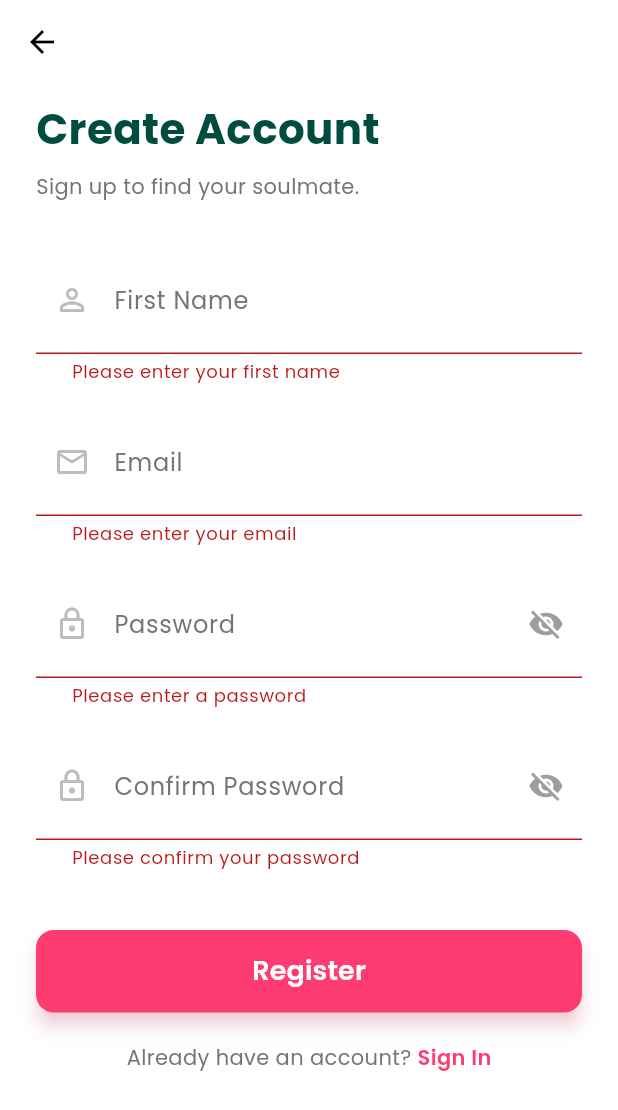
After one commit to badalaryal11/Soulmate, a Flutter app: the RegisterScreen screen opened directly, after a tap on "Register", on a phone screen of 412 x 824 dp. The commit adds this screen. Shown: the top 1110 px of the screen. Run offline on Flutter 3.47's test engine with Material 3 defaults, Android fonts, the phone set to English and light mode, and no system bars; our stand-ins replace cached_network_image, cloud_firestore, firebase_auth, firebase_core, flutter_card_swiper, font_awesome_flutter and 2 more; accounts and stored records are empty; network calls fail.

Commit message:
feat: integrate Firebase for authentication and Firestore, add user registration and interest selection screens, and update app icons.

```diff
--- /dev/null
+++ b/lib/data/constants/interests.dart
@@ -0,0 +1,22 @@
+class AppInterests {
+  static const List<String> list = [
+    'Photography',
+    'Cooking',
+    'Travel',
+    'Music',
+    'Movies',
+    'Reading',
+    'Gaming',
+    'Fitness',
+    'Art',
+    'Hiking',
+    'Dancing',
+    'Technology',
+    'Foodie',
+    'Yoga',
+    'Pets',
+    'Fashion',
+    'Sports',
+    'Nature',
+  ];
+}
--- a/lib/data/services/auth_service.dart
+++ b/lib/data/services/auth_service.dart
@@ -43,6 +43,22 @@ class AuthService {
     }
   }
 
+  // Register with Email and Password
+  Future<UserCredential?> registerWithEmailAndPassword(
+    String email,
+    String password,
+  ) async {
+    try {
+      return await _auth.createUserWithEmailAndPassword(
+        email: email,
+        password: password,
+      );
+    } catch (e) {
+      debugPrint("Error registering with email and password: $e");
+      rethrow;
+    }
+  }
+
   // Sign out
   Future<void> signOut() async {
     await _googleSignIn.signOut();
--- a/lib/presentation/providers/user_provider.dart
+++ b/lib/presentation/providers/user_provider.dart
@@ -1,6 +1,8 @@
 import 'package:flutter/material.dart';
 import '../../data/models/user_model.dart';
 import '../../data/repositories/user_repository.dart';
+import '../../data/services/auth_service.dart';
+import '../../data/services/database_service.dart';
 
 enum UserStatus { initial, loading, loaded, error }
 
@@ -18,7 +20,28 @@ class UserProvider extends ChangeNotifier {
   UserStatus get status => _status;
   String? get errorMessage => _errorMessage;
 
+  List<String> _currentUserInterests = [];
   String? _selectedGender;
+  User? _currentUser;
+
+  List<String> get currentUserInterests => _currentUserInterests;
+  User? get currentUser => _currentUser;
+
+  void setInterests(List<String> interests) {
+    _currentUserInterests = interests;
+    notifyListeners();
+  }
+
+  Future<void> loadCurrentUser() async {
+    final user = AuthService().currentUser;
+    if (user != null) {
+      _currentUser = await DatabaseService().getUser(user.uid);
+      if (_currentUser != null) {
+        _currentUserInterests = _currentUser!.interests;
+      }
+      notifyListeners();
+    }
+  }
 
   Future<void> loadUsers({String? gender}) async {
     if (gender != null) _selectedGender = gender;
--- /dev/null
+++ b/lib/presentation/screens/register_screen.dart
@@ -0,0 +1,315 @@
+import 'package:flutter/material.dart';
+import 'package:google_fonts/google_fonts.dart';
+import '../../data/models/user_model.dart';
+import '../../data/services/auth_service.dart';
+import '../../data/services/database_service.dart';
+import 'gender_selection_screen.dart';
+
+class RegisterScreen extends StatefulWidget {
+  const RegisterScreen({super.key});
+
+  @override
+  State<RegisterScreen> createState() => _RegisterScreenState();
+}
+
+class _RegisterScreenState extends State<RegisterScreen> {
+  final _formKey = GlobalKey<FormState>();
+  final _firstNameController = TextEditingController();
+  final _emailController = TextEditingController();
+  final _passwordController = TextEditingController();
+  final _confirmPasswordController = TextEditingController();
+  bool _isLoading = false;
+  bool _obscurePassword = true;
+  bool _obscureConfirmPassword = true;
+
+  @override
+  void dispose() {
+    _firstNameController.dispose();
+    _emailController.dispose();
+    _passwordController.dispose();
+    _confirmPasswordController.dispose();
+    super.dispose();
+  }
+
+  Future<void> _handleRegister() async {
+    if (_formKey.currentState!.validate()) {
+      setState(() => _isLoading = true);
+
+      try {
+        debugPrint("Starting registration...");
+        final authService =
+            AuthService(); // Changed from Provider.of to direct instantiation
+        final credential = await authService.registerWithEmailAndPassword(
+          _emailController.text.trim(),
+          _passwordController.text.trim(),
+        );
+        debugPrint("Auth successful: ${credential?.user?.uid}");
+
+        if (credential != null && credential.user != null) {
+          // Create initial user model
+          final newUser = User(
+            id: credential.user!.uid,
+            firstName: _firstNameController.text
+                .trim(), // Changed from _nameController to _firstNameController
+            lastName:
+                '', // Add last name field in UI if needed, or leave empty for now
+            age: 0, // Add DOB field in UI if needed
+            city: '',
+            country: '',
+            imageUrl: '', // Will update later
+            gender: '',
+            interests: [],
+          );
+
+          debugPrint("Saving user to Firestore...");
+          // Save to Firestore
+          await DatabaseService().saveUser(newUser);
+          debugPrint("User saved to Firestore");
+
+          if (!mounted) return;
+          Navigator.pushReplacement(
+            context,
+            MaterialPageRoute(
+              builder: (context) => const GenderSelectionScreen(),
+            ),
+          );
+        } else {
+          debugPrint("Registration failed: credential or user is null");
+          if (!mounted) return;
+          ScaffoldMessenger.of(context).showSnackBar(
+            const SnackBar(
+              content: Text('Registration failed. Please try again.'),
+            ),
+          );
+        }
+      } catch (e) {
+        debugPrint("Registration error: $e");
+        if (!mounted) return;
+        ScaffoldMessenger.of(
+          context,
+        ).showSnackBar(SnackBar(content: Text('Error: $e')));
+      } finally {
+        debugPrint("Registration finished, resetting loading state");
+        if (mounted) {
+          setState(() {
+            _isLoading = false;
+          });
+        }
+      }
+    }
+  }
+
+  @override
+  Widget build(BuildContext context) {
+    return Scaffold(
+      backgroundColor: Colors.white,
+      appBar: AppBar(
+        backgroundColor: Colors.transparent,
+        elevation: 0,
+        leading: IconButton(
+          icon: const Icon(Icons.arrow_back, color: Colors.black),
+          onPressed: () => Navigator.of(context).pop(),
+        ),
+      ),
+      body: SafeArea(
+        child: SingleChildScrollView(
+          padding: const EdgeInsets.symmetric(horizontal: 24.0, vertical: 10),
+          child: Form(
+            key: _formKey,
+            child: Column(
+              crossAxisAlignment: CrossAxisAlignment.start,
+              children: [
+                Text(
+                  'Create Account',
+                  style: GoogleFonts.poppins(
+                    fontSize: 28,
+                    fontWeight: FontWeight.bold,
+                    color: const Color(0xFF004D40),
+                  ),
+                ),
+                const SizedBox(height: 8),
+                Text(
+                  'Sign up to find your soulmate.',
+                  style: GoogleFonts.poppins(
+                    fontSize: 14,
+                    color: Colors.grey[600],
+                  ),
+                ),
+                const SizedBox(height: 30),
+
+                // First Name
+                _buildTextField(
+                  controller: _firstNameController,
+                  label: 'First Name',
+                  icon: Icons.person_outline,
+                  validator: (value) {
+                    if (value == null || value.isEmpty) {
+                      return 'Please enter your first name';
+                    }
+                    return null;
+                  },
+                ),
+                const SizedBox(height: 16),
+
+                // Email
+                _buildTextField(
+                  controller: _emailController,
+                  label: 'Email',
+                  icon: Icons.email_outlined,
+                  validator: (value) {
+                    if (value == null || value.isEmpty) {
+                      return 'Please enter your email';
+                    }
+                    if (!value.contains('@')) {
+                      return 'Please enter a valid email';
+                    }
+                    return null;
+                  },
+                ),
+                const SizedBox(height: 16),
+
+                // Password
+                _buildTextField(
+                  controller: _passwordController,
+                  label: 'Password',
+                  icon: Icons.lock_outline,
+                  obscureText: _obscurePassword,
+                  onToggleVisibility: () {
+                    setState(() => _obscurePassword = !_obscurePassword);
+                  },
+                  validator: (value) {
+                    if (value == null || value.isEmpty) {
+                      return 'Please enter a password';
+                    }
+                    if (value.length < 6) {
+                      return 'Password must be at least 6 characters';
+                    }
+                    return null;
+                  },
+                ),
+                const SizedBox(height: 16),
+
+                // Confirm Password
+                _buildTextField(
+                  controller: _confirmPasswordController,
+                  label: 'Confirm Password',
+                  icon: Icons.lock_outline,
+                  obscureText: _obscureConfirmPassword,
+                  onToggleVisibility: () {
+                    setState(
+                      () => _obscureConfirmPassword = !_obscureConfirmPassword,
+                    );
+                  },
+                  validator: (value) {
+                    if (value == null || value.isEmpty) {
+                      return 'Please confirm your password';
+                    }
+                    if (value != _passwordController.text) {
+                      return 'Passwords do not match';
+                    }
+                    return null;
+                  },
+                ),
+                const SizedBox(height: 40),
+
+                // Register Button
+                SizedBox(
+                  width: double.infinity,
+                  height: 55,
+                  child: ElevatedButton(
+                    onPressed: _isLoading ? null : _handleRegister,
+                    style: ElevatedButton.styleFrom(
+                      backgroundColor: const Color(0xFFFE3C72),
+                      foregroundColor: Colors.white,
+                      shape: RoundedRectangleBorder(
+                        borderRadius: BorderRadius.circular(12),
+                      ),
+                      elevation: 5,
+                      shadowColor: const Color(
+                        0xFFFE3C72,
+                      ).withValues(alpha: 0.4),
+                    ),
+                    child: _isLoading
+                        ? const CircularProgressIndicator(color: Colors.white)
+                        : Text(
+                            'Register',
+                            style: GoogleFonts.poppins(
+                              fontSize: 18,
+                              fontWeight: FontWeight.w600,
+                            ),
+                          ),
+                  ),
+                ),
+                const SizedBox(height: 20),
+
+                // Login Link
+                Row(
+                  mainAxisAlignment: MainAxisAlignment.center,
+                  children: [
+                    Text(
+                      'Already have an account? ',
+                      style: GoogleFonts.poppins(color: Colors.grey[600]),
+                    ),
+                    GestureDetector(
+                      onTap: () => Navigator.of(context).pop(),
+                      child: Text(
+                        'Sign In',
+                        style: GoogleFonts.poppins(
+                          color: const Color(0xFFFE3C72),
+                          fontWeight: FontWeight.w600,
+                        ),
+                      ),
+                    ),
+                  ],
+                ),
+              ],
+            ),
+          ),
+        ),
+      ),
+    );
+  }
+
+  Widget _buildTextField({
+    required TextEditingController controller,
+    required String label,
+    required IconData icon,
+    bool obscureText = false,
+    VoidCallback? onToggleVisibility,
+    String? Function(String?)? validator,
+  }) {
+    return TextFormField(
+      controller: controller,
+      obscureText: obscureText,
+      validator: validator,
+      decoration: InputDecoration(
+        labelText: label,
+        labelStyle: GoogleFonts.poppins(color: Colors.grey[600]),
+        prefixIcon: Icon(icon, color: Colors.grey[400]),
+        filled: true,
+        fillColor: Colors.white,
+        contentPadding: const EdgeInsets.symmetric(
+          horizontal: 20,
+          vertical: 16,
+        ),
+        enabledBorder: OutlineInputBorder(
+          borderRadius: BorderRadius.circular(12),
+          borderSide: BorderSide(color: Colors.grey[300]!),
+        ),
+        focusedBorder: OutlineInputBorder(
+          borderRadius: BorderRadius.circular(12),
+          borderSide: const BorderSide(color: Color(0xFFFE3C72)),
+        ),
+        suffixIcon: onToggleVisibility != null
+            ? IconButton(
+                icon: Icon(
+                  obscureText ? Icons.visibility_off : Icons.visibility,
+                  color: Colors.grey,
+                ),
+                onPressed: onToggleVisibility,
+              )
+            : null,
+      ),
+    );
+  }
+}
--- a/pubspec.yaml
+++ b/pubspec.yaml
@@ -43,6 +43,7 @@ dependencies:
   firebase_core: ^4.3.0
   firebase_auth: ^6.1.3
   google_sign_in: ^6.2.1
+  cloud_firestore: ^6.1.2
 
 dev_dependencies:
   flutter_test:
```
Also changed, not shown: lib/data/models/user_model.dart (+43 -0 lines), lib/data/services/database_service.dart (added, +47 -0 lines), lib/main.dart (+6 -1 lines), lib/presentation/screens/gender_selection_screen.dart (+16 -4 lines), lib/presentation/screens/interest_selection_screen.dart (added, +163 -0 lines), lib/presentation/screens/login_screen.dart (+8 -1 lines), lib/presentation/screens/splash_screen.dart (+5 -21 lines), lib/presentation/widgets/profile_card.dart (+28 -0 lines), firebase.json (added), lib/firebase_options.dart (added), pubspec.lock, 36 other files.
